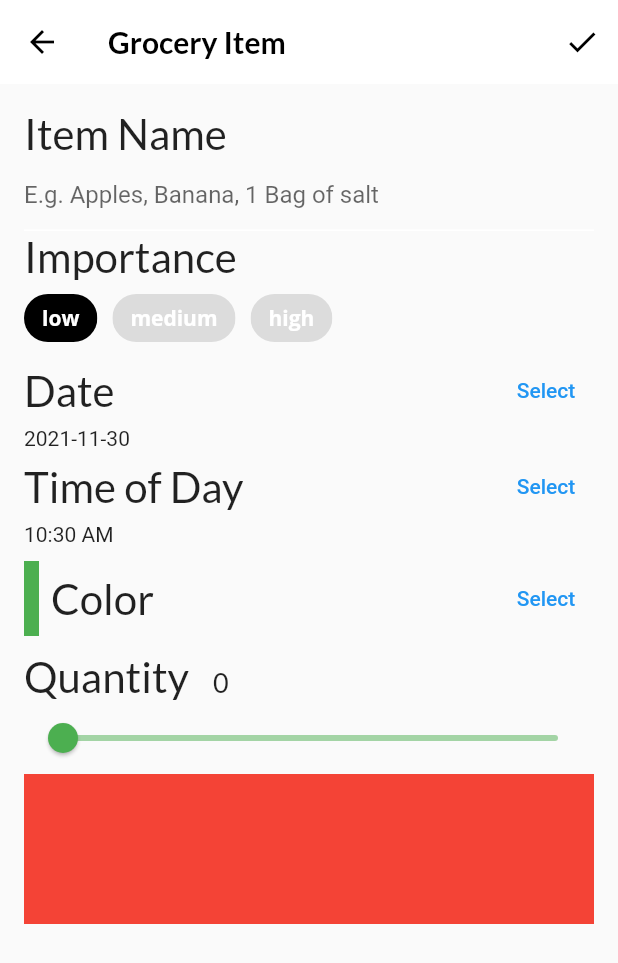
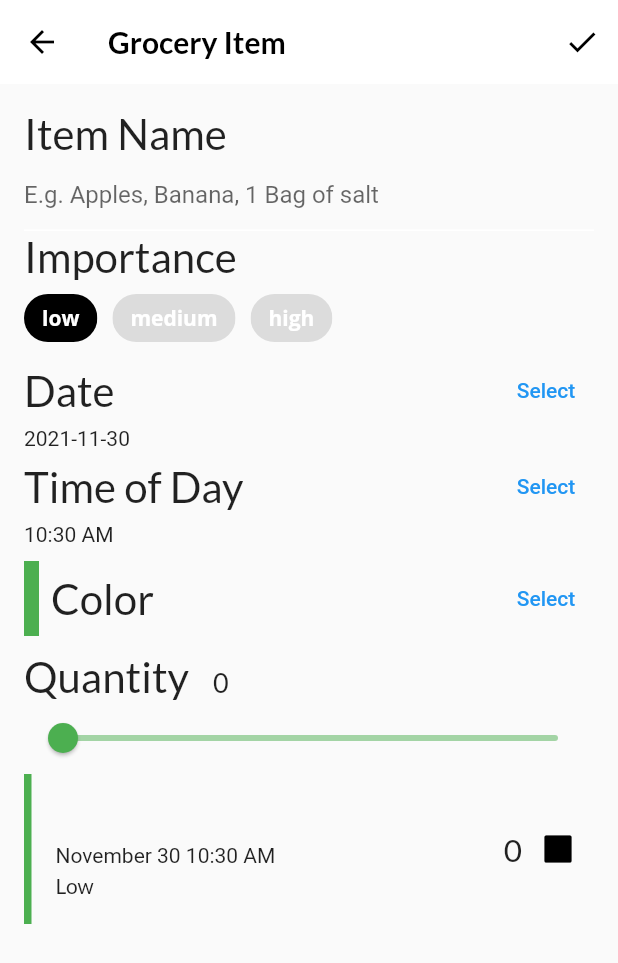
Before and after one commit to xsadra/Flutter-Apprentice, a Flutter app: the screen it shows after launch, item 3 of the bottom bar chosen, after a tap on the "add" icon, on a phone screen of 412 x 824 dp. Shown: the top 963 px of the screen. Run offline on Flutter 3.47's test engine with Material 2 defaults, Android fonts, the phone set to English and light mode, and no system bars; our stand-ins replace flutter_colorpicker, google_fonts.

Commit message:
II-6.12-Finishing GroceryTile

```diff
--- a/fooderlich/lib/components/grocery_tile.dart
+++ b/fooderlich/lib/components/grocery_tile.dart
@@ -1,4 +1,6 @@
 import 'package:flutter/material.dart';
+import 'package:google_fonts/google_fonts.dart';
+import 'package:intl/intl.dart';
 
 import '../models/grocery_item.dart';
 
@@ -19,17 +21,83 @@ class GroceryTile extends StatelessWidget {
 
   @override
   Widget build(BuildContext context) {
-    // TODO 21: Change this Widget
-    return Container(
+    return SizedBox(
       height: 100.0,
-      // TODO 20: Replace this color
-      color: Colors.red,
+      child: Row(
+        mainAxisAlignment: MainAxisAlignment.spaceBetween,
+        children: [
+          Row(
+            children: [
+              Container(width: 5.0, color: item.color),
+              const SizedBox(width: 16.0),
+              Column(
+                mainAxisAlignment: MainAxisAlignment.center,
+                crossAxisAlignment: CrossAxisAlignment.start,
+                children: [
+                  Text(
+                    item.name,
+                    style: GoogleFonts.lato(
+                        decoration: textDecoration,
+                        fontSize: 21.0,
+                        fontWeight: FontWeight.bold),
+                  ),
+                  const SizedBox(height: 4.0),
+                  buildDate(),
+                  const SizedBox(height: 4.0),
+                  buildImportance(),
+                ],
+              ),
+            ],
+          ),
+          Row(
+            children: [
+              Text(
+                item.quantity.toString(),
+                style: GoogleFonts.lato(
+                    decoration: textDecoration, fontSize: 21.0),
+              ),
+              buildCheckbox(),
+            ],
+          ),
+        ],
+      ),
     );
   }
 
-// TODO: Add BuildImportance()
+  Widget buildImportance() {
+    if (item.importance == Importance.low) {
+      return Text('Low', style: GoogleFonts.lato(decoration: textDecoration));
+    } else if (item.importance == Importance.medium) {
+      return Text('Medium',
+          style: GoogleFonts.lato(
+              fontWeight: FontWeight.w800, decoration: textDecoration));
+    } else if (item.importance == Importance.high) {
+      return Text(
+        'High',
+        style: GoogleFonts.lato(
+          color: Colors.red,
+          fontWeight: FontWeight.w900,
+          decoration: textDecoration,
+        ),
+      );
+    } else {
+      throw Exception('This importance type does not exist');
+    }
+  }
 
-// TODO: Add buildDate()
+  Widget buildDate() {
+    final dateFormatter = DateFormat('MMMM dd h:mm a');
+    final dateString = dateFormatter.format(item.date);
+    return Text(
+      dateString,
+      style: TextStyle(decoration: textDecoration),
+    );
+  }
 
-// TODO: Add buildCheckbox()
+  Widget buildCheckbox() {
+    return Checkbox(
+      value: item.isComplete,
+      onChanged: onComplete,
+    );
+  }
 }
--- a/fooderlich/lib/components/recipe_thumbnail.dart
+++ b/fooderlich/lib/components/recipe_thumbnail.dart
@@ -25,7 +25,7 @@ class RecipeThumbnail extends StatelessWidget {
             // 5
             child: ClipRRect(
               child: Image.asset(
-                '${recipe.dishImage}',
+                recipe.dishImage,
                 fit: BoxFit.cover,
               ),
               borderRadius: BorderRadius.circular(12),
```
